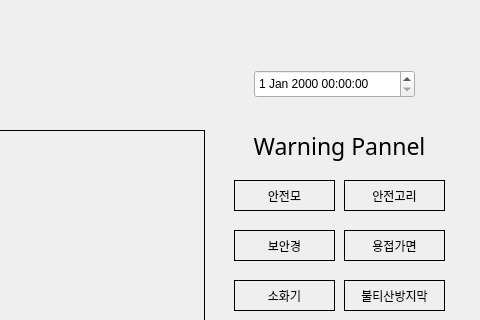
The window that gui/main.ui (addinedu-ros-8th/deeplearning-repo-4) describes before a commit, drawn with Qt 5; both pictures show x 326 to 806 and y 0 to 320 of the 806 by 507 pixel window.
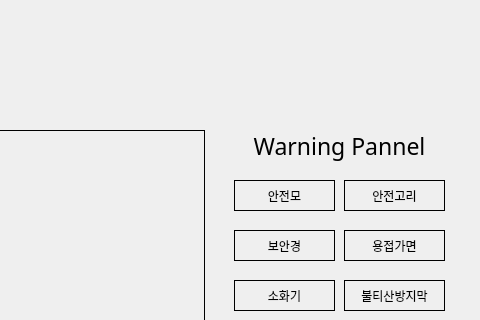
The same window after the commit.

Diff of the .ui file:
```diff
--- a/gui/main.ui
+++ b/gui/main.ui
@@ -32,16 +32,6 @@
     <string/>
    </property>
   </widget>
-  <widget class="QDateTimeEdit" name="dateTimeEdit">
-   <property name="geometry">
-    <rect>
-     <x>580</x>
-     <y>70</y>
-     <width>161</width>
-     <height>28</height>
-    </rect>
-   </property>
-  </widget>
   <widget class="QPushButton" name="btn_history">
    <property name="geometry">
     <rect>
@@ -302,6 +292,33 @@
     <set>Qt::AlignCenter</set>
    </property>
   </widget>
+  <widget class="QLabel" name="dateTime">
+   <property name="geometry">
+    <rect>
+     <x>570</x>
+     <y>70</y>
+     <width>181</width>
+     <height>31</height>
+    </rect>
+   </property>
+   <property name="font">
+    <font>
+     <pointsize>12</pointsize>
+    </font>
+   </property>
+   <property name="frameShape">
+    <enum>QFrame::NoFrame</enum>
+   </property>
+   <property name="frameShadow">
+    <enum>QFrame::Plain</enum>
+   </property>
+   <property name="text">
+    <string/>
+   </property>
+   <property name="alignment">
+    <set>Qt::AlignCenter</set>
+   </property>
+  </widget>
  </widget>
  <resources/>
  <connections/>
```
